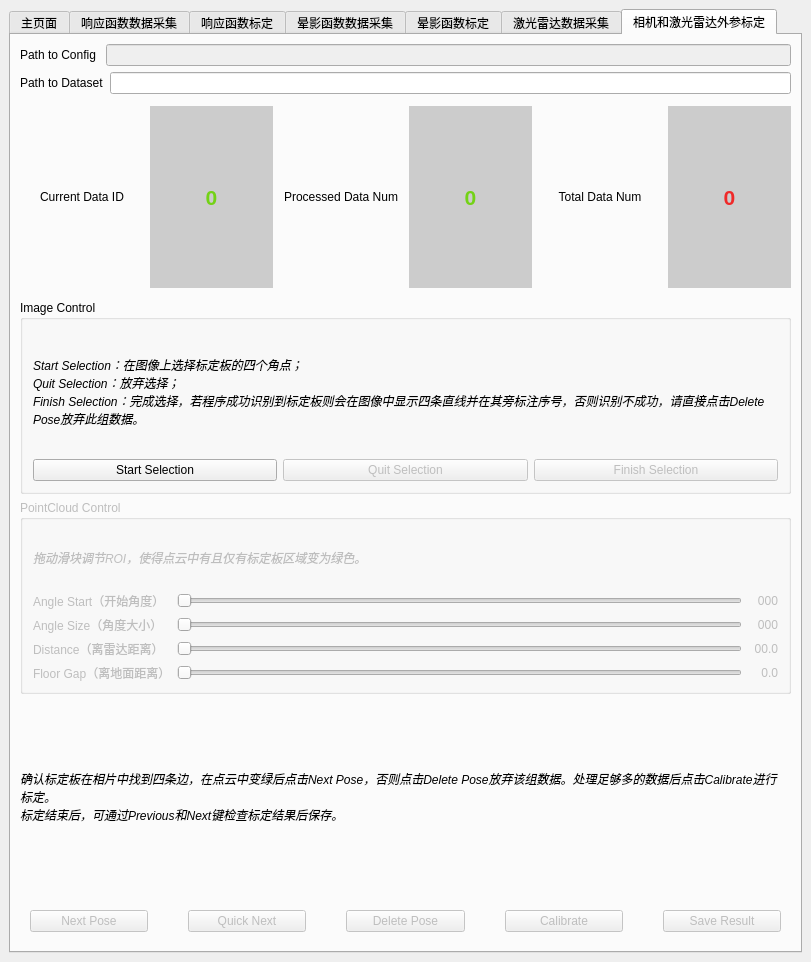
This is src/mainwindow.ui in KangJialiang/Data-Platform as Qt 5 draws it before an edit. The edited form follows.
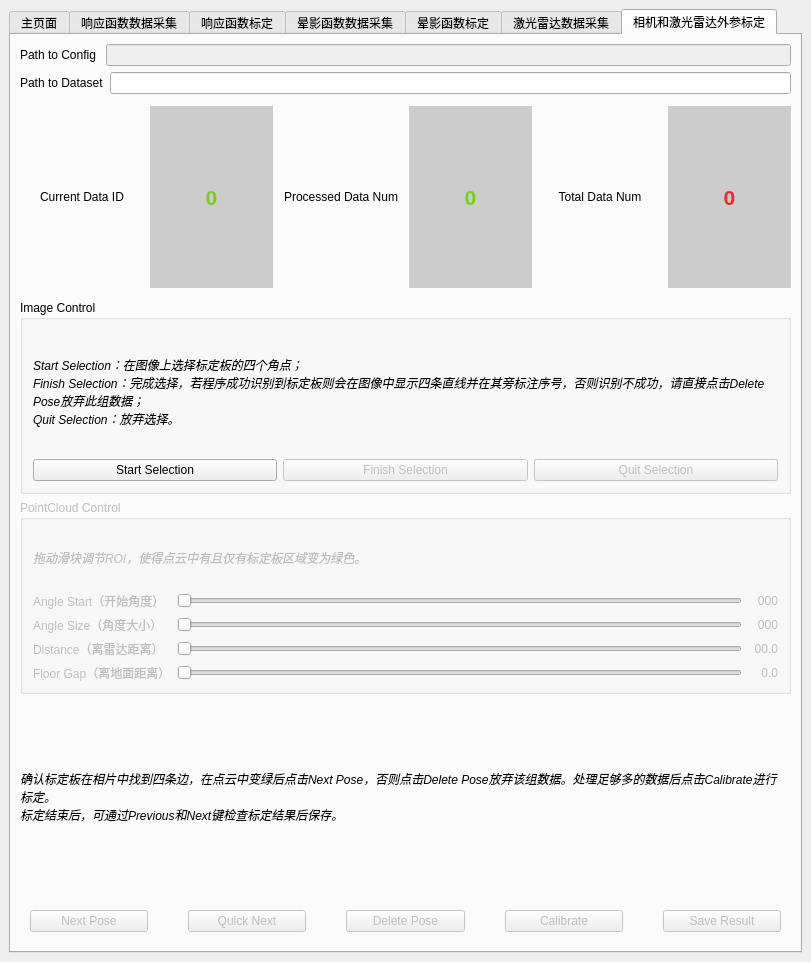
This is the edited form. The open tabs and pages were chosen to show the change.

The edit to the form file:
```diff
--- a/src/mainwindow.ui
+++ b/src/mainwindow.ui
@@ -1127,16 +1127,6 @@
            <property name="bottomMargin">
             <number>10</number>
            </property>
-           <item row="1" column="2">
-            <widget class="QPushButton" name="pick_points_end">
-             <property name="enabled">
-              <bool>false</bool>
-             </property>
-             <property name="text">
-              <string>Finish Selection</string>
-             </property>
-            </widget>
-           </item>
            <item row="1" column="0">
             <widget class="QPushButton" name="pick_points_start">
              <property name="enabled">
@@ -1147,16 +1137,6 @@
              </property>
             </widget>
            </item>
-           <item row="1" column="1">
-            <widget class="QPushButton" name="pick_points_quit">
-             <property name="enabled">
-              <bool>false</bool>
-             </property>
-             <property name="text">
-              <string>Quit Selection</string>
-             </property>
-            </widget>
-           </item>
            <item row="0" column="0" colspan="3">
             <widget class="QLabel" name="label_5">
              <property name="font">
@@ -1166,14 +1146,34 @@
              </property>
              <property name="text">
               <string>Start Selection：在图像上选择标定板的四个角点；
-Quit Selection：放弃选择；
-Finish Selection：完成选择，若程序成功识别到标定板则会在图像中显示四条直线并在其旁标注序号，否则识别不成功，请直接点击Delete Pose放弃此组数据。</string>
+Finish Selection：完成选择，若程序成功识别到标定板则会在图像中显示四条直线并在其旁标注序号，否则识别不成功，请直接点击Delete Pose放弃此组数据；
+Quit Selection：放弃选择。</string>
              </property>
              <property name="wordWrap">
               <bool>true</bool>
              </property>
             </widget>
            </item>
+           <item row="1" column="1">
+            <widget class="QPushButton" name="pick_points_end">
+             <property name="enabled">
+              <bool>false</bool>
+             </property>
+             <property name="text">
+              <string>Finish Selection</string>
+             </property>
+            </widget>
+           </item>
+           <item row="1" column="2">
+            <widget class="QPushButton" name="pick_points_quit">
+             <property name="enabled">
+              <bool>false</bool>
+             </property>
+             <property name="text">
+              <string>Quit Selection</string>
+             </property>
+            </widget>
+           </item>
           </layout>
          </widget>
         </item>
```
Left out of the diff: 6 changed lines with no effect on the pictures.
